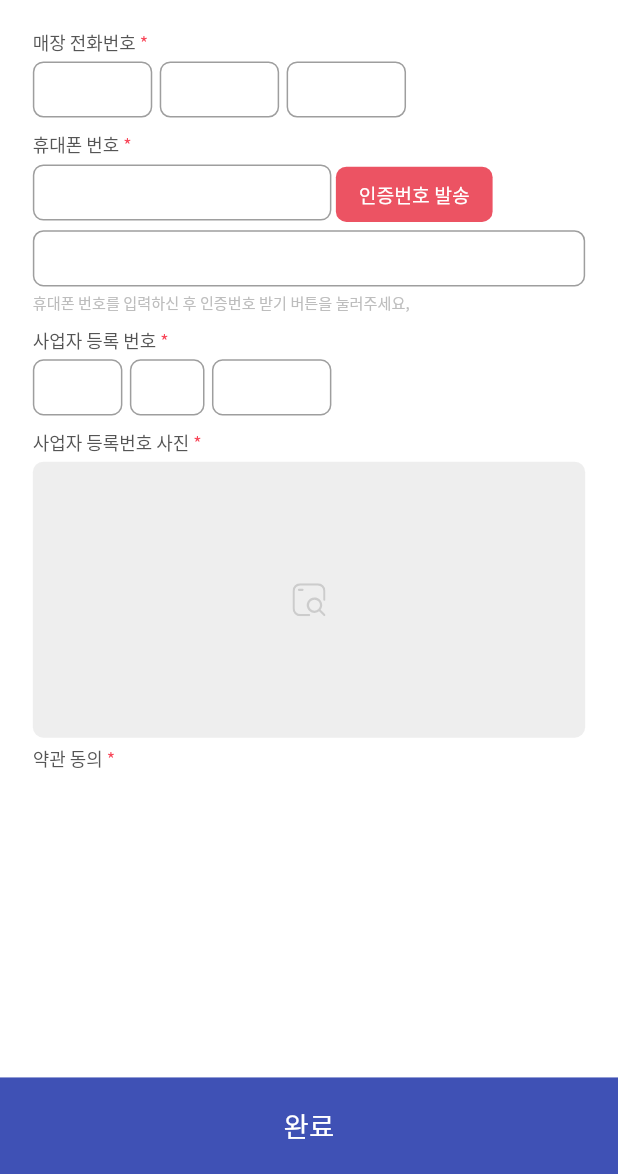
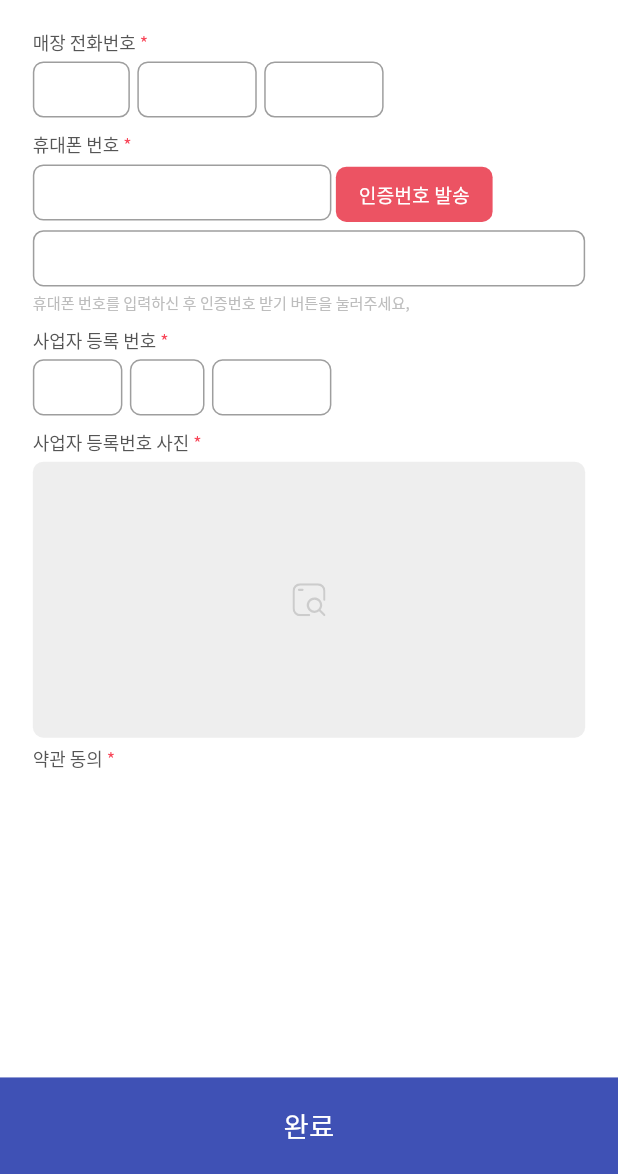
Before and after one commit to HyeongSeokKwon/omios-wholesaler, a Flutter app: the SignUpThird screen opened directly with empty values, on a phone screen of 412 x 824 dp, the part 62-1236 px from its top. Run offline on Flutter 3.47's test engine with Material 2 defaults, Android fonts, the phone set to English and light mode, and no system bars; our stand-ins replace cached_network_image, flutter_svg, get, image_picker, shared_preferences; missing offline and left inert: flutter_vibrate, jwt_decode; accounts and stored records are empty.

Commit message:
회원가입 매장 전화번호 textfield 길이 변경

```diff
--- a/lib/page/sign_up/sign_up_third.dart
+++ b/lib/page/sign_up/sign_up_third.dart
@@ -65,7 +65,7 @@ class SignUpThird extends StatelessWidget {
           Row(
             children: [
               SizedBox(
-                width: 80 * Scale.width,
+                width: 65 * Scale.width,
                 child: TextField(
                   maxLength: 3,
                   textInputAction: TextInputAction.next,
```
